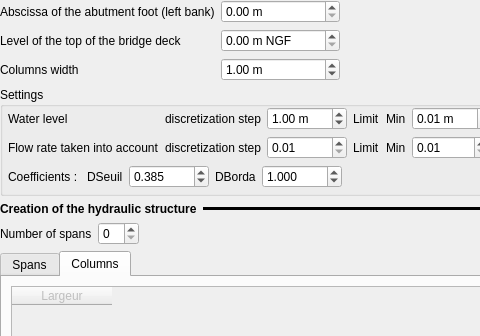
Before: the Qt Designer form ui/structures/ui_borda_pa.ui in Artelia/Mascaret, drawn with Qt 5; both pictures show x 0 to 480 and y 0 to 336 of the 641 by 679 pixel window.
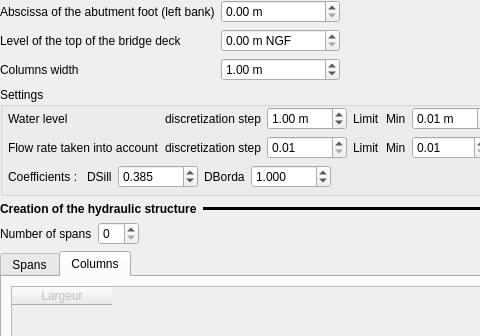
After: the same form once the commit is applied. The open tabs and pages were chosen to show the change.

The edit to the form file:
```diff
--- a/ui/structures/ui_borda_pa.ui
+++ b/ui/structures/ui_borda_pa.ui
@@ -367,7 +367,7 @@
         <item>
          <widget class="QLabel" name="label_53">
           <property name="text">
-           <string>DSeuil</string>
+           <string>DSill</string>
           </property>
          </widget>
         </item>
```
Left out of the diff: 4 changed lines with no effect on the pictures.
